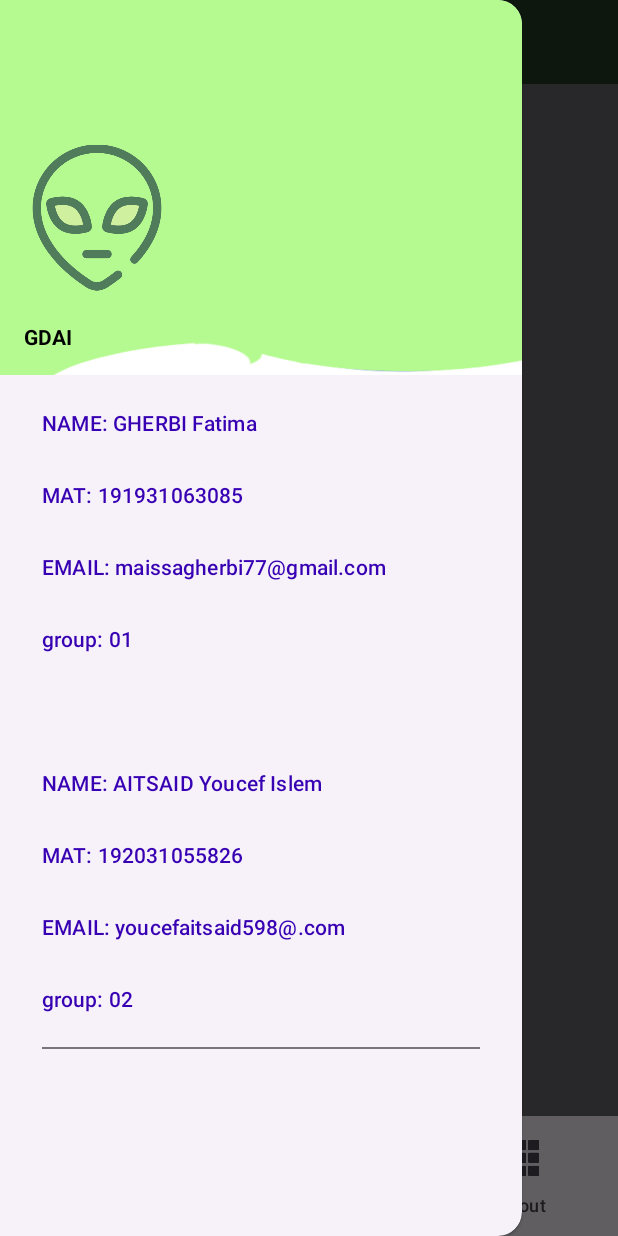
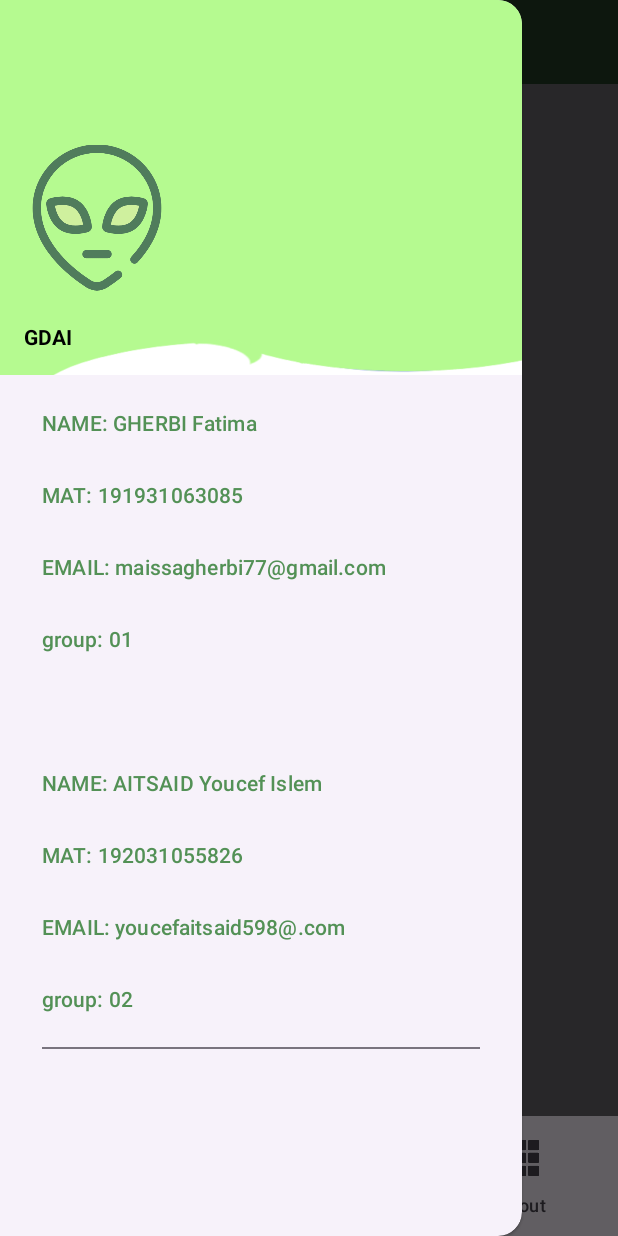
Before and after one commit to yokulas/mobile-project, an Android app: the screen it shows after launch (MainActivity), with the side drawer open, on a phone screen of 412 x 824 dp. Run offline under Robolectric (Android 15) with nearby library versions, the phone set to English and light mode, and no system bars; libraries missing offline, so code that uses them is left out: com.github.dhaval2404.imagepicker.

Commit message:
last commit

```diff
--- a/app/src/main/res/layout/activity_main.xml
+++ b/app/src/main/res/layout/activity_main.xml
@@ -39,7 +39,7 @@
         app:headerLayout="@layout/nav_header"
         app:menu="@menu/nav_menu"
         app:itemIconTint="@color/vertApp"
-        app:itemTextColor="@color/purple_700"/>
+        app:itemTextColor="@color/vert"/>
 
 
 
```
Also changed, not shown: app/src/main/ic_launcher-playstore.png, app/src/main/res/mipmap-hdpi/ic_launcher.webp, app/src/main/res/mipmap-hdpi/ic_launcher_foreground.webp, app/src/main/res/mipmap-hdpi/ic_launcher_round.webp, app/src/main/res/mipmap-mdpi/ic_launcher.webp, app/src/main/res/mipmap-mdpi/ic_launcher_foreground.webp, app/src/main/res/mipmap-mdpi/ic_launcher_round.webp, app/src/main/res/mipmap-xhdpi/ic_launcher.webp, app/src/main/res/mipmap-xhdpi/ic_launcher_foreground.webp, app/src/main/res/mipmap-xhdpi/ic_launcher_round.webp, app/src/main/res/mipmap-xxhdpi/ic_launcher.webp, app/src/main/res/mipmap-xxhdpi/ic_launcher_foreground.webp, app/src/main/res/mipmap-xxhdpi/ic_launcher_round.webp, app/src/main/res/mipmap-xxxhdpi/ic_launcher.webp, 2 more files.
